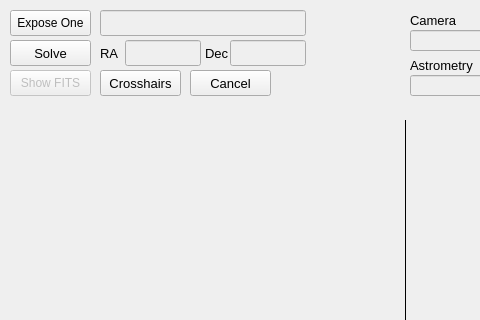
The window that mountwizzard/gui/image_dialog_ui.ui (sayitfast/MountWizzard3) describes before a commit, drawn with Qt 5; both pictures show x 0 to 480 and y 0 to 320 of the 791 by 641 pixel window.
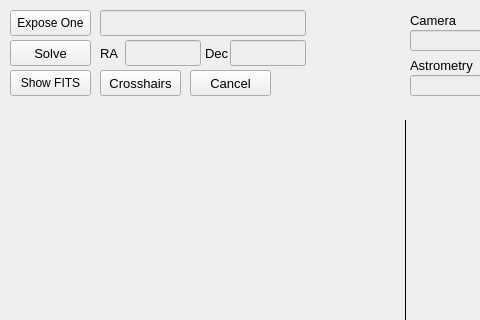
The same window after the commit.

```diff
--- a/mountwizzard/gui/image_dialog_ui.ui
+++ b/mountwizzard/gui/image_dialog_ui.ui
@@ -633,7 +633,7 @@
   </widget>
   <widget class="QPushButton" name="btn_loadFits">
    <property name="enabled">
-    <bool>false</bool>
+    <bool>true</bool>
    </property>
    <property name="geometry">
     <rect>
```
